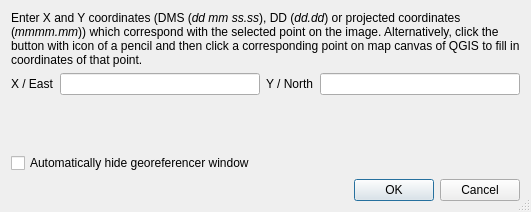
Qt form src/ui/georeferencer/qgsmapcoordsdialogbase.ui (carsmie/QGIS) before a commit.
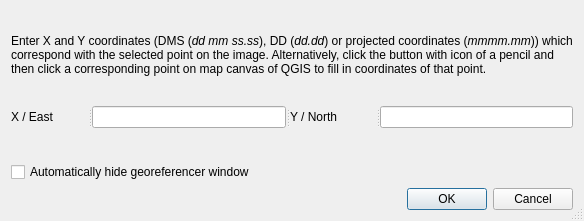
The same form after that commit. Custom widgets are drawn as their Qt base class.

What changed in the file:
```diff
--- a/src/ui/georeferencer/qgsmapcoordsdialogbase.ui
+++ b/src/ui/georeferencer/qgsmapcoordsdialogbase.ui
@@ -6,8 +6,8 @@
    <rect>
     <x>0</x>
     <y>0</y>
-    <width>531</width>
-    <height>212</height>
+    <width>584</width>
+    <height>221</height>
    </rect>
   </property>
   <property name="windowTitle">
@@ -16,22 +16,10 @@
   <property name="sizeGripEnabled">
    <bool>true</bool>
   </property>
-  <layout class="QGridLayout" name="gridLayout" columnstretch="0,0,0,0">
-   <item row="1" column="0">
-    <widget class="QLabel" name="textLabel1">
-     <property name="text">
-      <string>X / East</string>
-     </property>
-    </widget>
-   </item>
-   <item row="5" column="0" colspan="4">
-    <widget class="QDialogButtonBox" name="buttonBox">
-     <property name="standardButtons">
-      <set>QDialogButtonBox::Cancel|QDialogButtonBox::Ok</set>
-     </property>
-    </widget>
-   </item>
-   <item row="0" column="0" colspan="4">
+  <layout class="QGridLayout" name="gridLayout">
+   <item row="0" column="0">
+    <layout class="QVBoxLayout" name="verticalLayout">
+     <item>
     <widget class="QLabel" name="label">
      <property name="text">
       <string>&lt;html&gt;&lt;head/&gt;&lt;body&gt;&lt;p&gt;Enter X and Y coordinates (DMS (&lt;span style=&quot; font-style:italic;&quot;&gt;dd mm ss.ss&lt;/span&gt;), DD (&lt;span style=&quot; font-style:italic;&quot;&gt;dd.dd&lt;/span&gt;) or projected coordinates (&lt;span style=&quot; font-style:italic;&quot;&gt;mmmm.mm&lt;/span&gt;)) which correspond with the selected point on the image. Alternatively, click the button with icon of a pencil and then click a corresponding point on map canvas of QGIS to fill in coordinates of that point.&lt;/p&gt;&lt;/body&gt;&lt;/html&gt;</string>
@@ -41,42 +29,83 @@
      </property>
     </widget>
    </item>
-   <item row="1" column="2">
+     <item>
+      <widget class="QSplitter" name="splitter">
+       <property name="sizePolicy">
+        <sizepolicy hsizetype="Expanding" vsizetype="Fixed">
+         <horstretch>0</horstretch>
+         <verstretch>0</verstretch>
+        </sizepolicy>
+       </property>
+       <property name="orientation">
+        <enum>Qt::Horizontal</enum>
+       </property>
+       <widget class="QLabel" name="textLabel1">
+        <property name="text">
+         <string>X / East</string>
+        </property>
+       </widget>
+       <widget class="QLineEdit" name="leXCoord"/>
     <widget class="QLabel" name="textLabel2">
      <property name="text">
       <string>Y / North</string>
      </property>
     </widget>
-   </item>
-   <item row="3" column="0">
-    <spacer name="verticalSpacer">
-     <property name="orientation">
-      <enum>Qt::Vertical</enum>
-     </property>
-     <property name="sizeHint" stdset="0">
-      <size>
-       <width>20</width>
-       <height>40</height>
-      </size>
-     </property>
-    </spacer>
-   </item>
-   <item row="1" column="3">
     <widget class="QLineEdit" name="leYCoord"/>
-   </item>
-   <item row="1" column="1">
-    <widget class="QLineEdit" name="leXCoord"/>
-   </item>
-   <item row="4" column="0" colspan="4">
+      </widget>
+     </item>
+     <item>
+      <widget class="QgsProjectionSelectionWidget" name="mProjSelect" native="true">
+       <property name="sizePolicy">
+        <sizepolicy hsizetype="Preferred" vsizetype="MinimumExpanding">
+         <horstretch>0</horstretch>
+         <verstretch>0</verstretch>
+        </sizepolicy>
+       </property>
+       <property name="minimumSize">
+        <size>
+         <width>0</width>
+         <height>22</height>
+        </size>
+       </property>
+       <property name="maximumSize">
+        <size>
+         <width>16777215</width>
+         <height>10</height>
+        </size>
+       </property>
+       <property name="focusPolicy">
+        <enum>Qt::StrongFocus</enum>
+       </property>
+      </widget>
+     </item>
+     <item>
     <widget class="QCheckBox" name="mMinimizeWindowCheckBox">
      <property name="text">
       <string>Automatically hide georeferencer window </string>
      </property>
     </widget>
    </item>
+     <item>
+      <widget class="QDialogButtonBox" name="buttonBox">
+       <property name="standardButtons">
+        <set>QDialogButtonBox::Cancel|QDialogButtonBox::Ok</set>
+       </property>
+      </widget>
+     </item>
+    </layout>
+   </item>
   </layout>
  </widget>
  <layoutdefault spacing="6" margin="11"/>
+ <customwidgets>
+  <customwidget>
+   <class>QgsProjectionSelectionWidget</class>
+   <extends>QWidget</extends>
+   <header>qgsprojectionselectionwidget.h</header>
+   <container>1</container>
+  </customwidget>
+ </customwidgets>
  <tabstops>
   <tabstop>leXCoord</tabstop>
   <tabstop>leYCoord</tabstop>
```
Left out of the diff: 8 changed lines with no effect on the pictures. Lines whose indentation alone changed are shown as unchanged.
